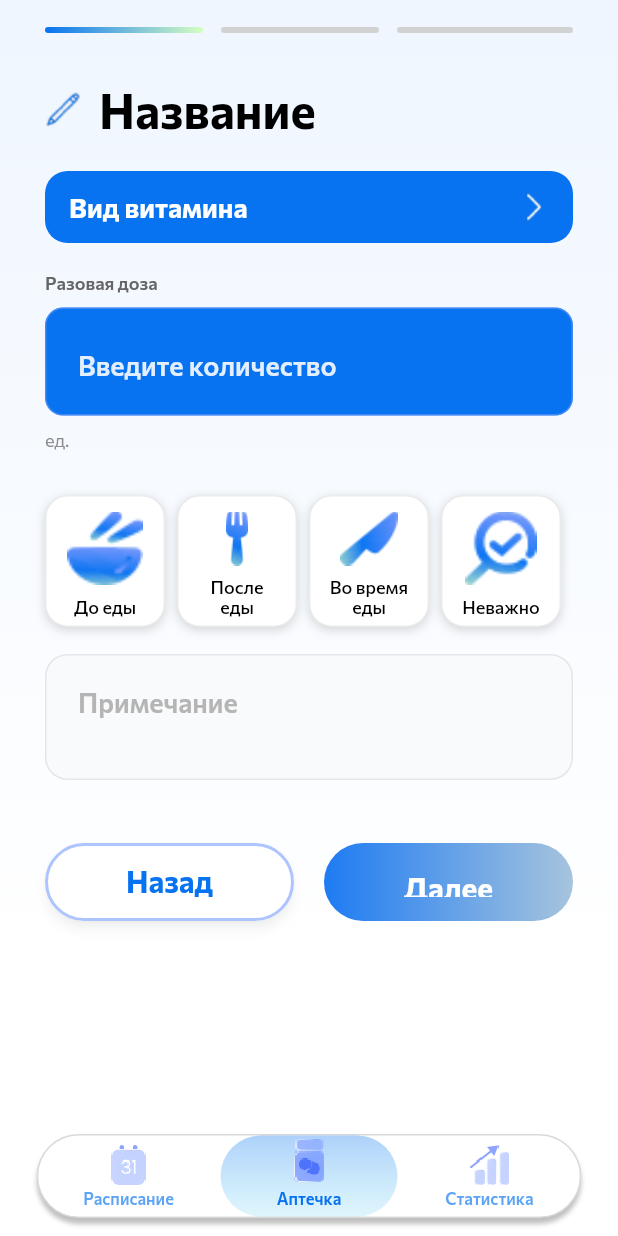
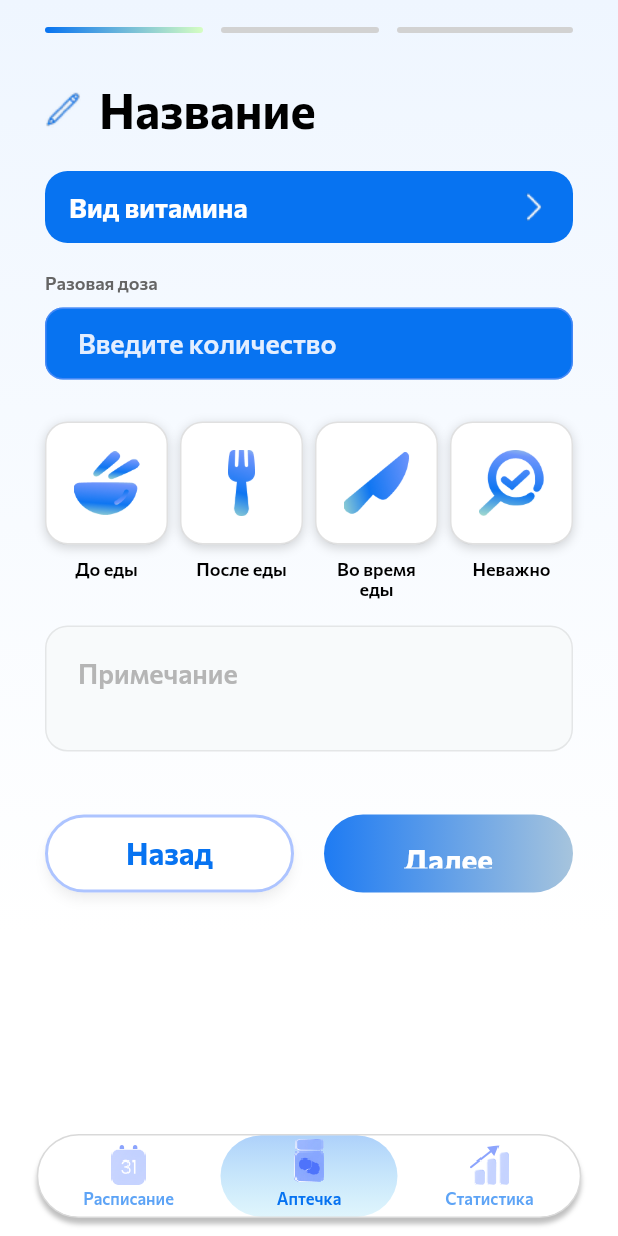
Before and after one commit to Kleshny77/flutter_project, a Flutter app: the screen it shows once a user with an empty profile is signed in, after a tap on "Добавить витамин", on a phone screen of 412 x 824 dp. Run offline on Flutter 3.47's test engine with Material 3 defaults, Android fonts, the phone set to English and light mode, and no system bars; our stand-ins replace cloud_firestore, firebase_auth, firebase_core, flutter_svg, go_router, image_picker and 1 more; accounts and stored records are empty.

Commit message:
Доработать первый шаг добавления витамина

```diff
--- a/lib/features/home/screens/pharmacy_flow_screens.dart
+++ b/lib/features/home/screens/pharmacy_flow_screens.dart
@@ -236,6 +236,12 @@ class _AddVitaminScreenState extends State<AddVitaminScreen> {
 
   @override
   Widget build(BuildContext context) {
+    final doseUnit = PharmacyFlowLogic.doseUnitFor(
+      type: _draft.type,
+      amountText: _doseController.text,
+      defaultUnit: _draft.catalogDefaultUnit,
+    );
+
     return _PharmacyFlowScaffold(
       selectedTab: HomeTab.pharmacy,
       onTabRequested: _handleTabTap,
@@ -289,12 +295,16 @@ class _AddVitaminScreenState extends State<AddVitaminScreen> {
               ),
             ),
             const SizedBox(height: 8),
-            TextField(
+            SizedBox(
+              height: 48,
+              child: TextField(
                 controller: _doseController,
                 keyboardType: TextInputType.number,
+                onChanged: (_) => setState(() {}),
+                textAlignVertical: TextAlignVertical.center,
                 style: const TextStyle(
                   fontFamily: 'Commissioner',
-                fontSize: 24,
+                  fontSize: 18,
                   fontWeight: FontWeight.w700,
                   color: Colors.white,
                 ),
@@ -308,45 +318,44 @@ class _AddVitaminScreenState extends State<AddVitaminScreen> {
                   ),
                   filled: true,
                   fillColor: AppPalette.blueMain,
-                contentPadding:
-                    const EdgeInsets.symmetric(horizontal: 18, vertical: 18),
+                  contentPadding: const EdgeInsets.symmetric(
+                    horizontal: 18,
+                    vertical: 12,
+                  ),
+                  suffixText: doseUnit.isEmpty ? null : doseUnit,
+                  suffixStyle: const TextStyle(
+                    fontFamily: 'Commissioner',
+                    fontSize: 16,
+                    fontWeight: FontWeight.w700,
+                    color: Color(0xFFE3EEFF),
+                  ),
                   border: OutlineInputBorder(
                     borderRadius: BorderRadius.circular(15),
                     borderSide: BorderSide.none,
                   ),
                 ),
               ),
-            const SizedBox(height: 8),
-            Text(
-              PharmacyFlowLogic.doseUnitFor(
-                type: _draft.type,
-                amountText: _doseController.text,
-                defaultUnit: _draft.catalogDefaultUnit,
-              ),
-              style: const TextStyle(
-                fontFamily: 'Commissioner',
-                fontSize: 12,
-                color: Color(0xFF8C8C8C),
-              ),
             ),
             const SizedBox(height: 28),
             Row(
-              children: IntakeMoment.values
-                  .map(
-                    (moment) => Expanded(
-                      child: Padding(
-                        padding: const EdgeInsets.only(right: 8),
+              crossAxisAlignment: CrossAxisAlignment.start,
+              children: [
+                for (var index = 0; index < IntakeMoment.values.length; index++) ...[
+                  Expanded(
                     child: _IntakeMomentCard(
-                          moment: moment,
-                          selected: _draft.intake == moment,
+                      moment: IntakeMoment.values[index],
+                      selected: _draft.intake == IntakeMoment.values[index],
                       onTap: () => setState(() {
-                            _draft = _draft.copyWith(intake: moment);
+                        _draft = _draft.copyWith(
+                          intake: IntakeMoment.values[index],
+                        );
                       }),
                     ),
                   ),
-                    ),
-                  )
-                  .toList(),
+                  if (index != IntakeMoment.values.length - 1)
+                    const SizedBox(width: 8),
+                ],
+              ],
             ),
             const SizedBox(height: 18),
             TextField(
@@ -1356,10 +1365,15 @@ class _IntakeMomentCard extends StatelessWidget {
   Widget build(BuildContext context) {
     return GestureDetector(
       onTap: onTap,
+      behavior: HitTestBehavior.opaque,
+      child: Column(
+        mainAxisSize: MainAxisSize.min,
+        children: [
+          AspectRatio(
+            aspectRatio: 1,
             child: Container(
-        height: 88,
               decoration: BoxDecoration(
-          color: Colors.white,
+                color: selected ? AppPalette.blueMain : Colors.white,
                 borderRadius: BorderRadius.circular(15),
                 boxShadow: const [
                   BoxShadow(
@@ -1369,32 +1383,33 @@ class _IntakeMomentCard extends StatelessWidget {
                   ),
                 ],
                 border: Border.all(
-            color: selected ? AppPalette.blueMain : Colors.black.withValues(alpha: 0.08),
-          ),
-        ),
-        padding: const EdgeInsets.fromLTRB(10, 10, 10, 6),
-        child: Column(
-          children: [
-            Expanded(
+                  color: selected
+                      ? Colors.transparent
+                      : Colors.black.withValues(alpha: 0.12),
+                ),
+              ),
+              padding: const EdgeInsets.all(18),
+              child: Center(
                 child: Image.asset(
                   selected ? moment.selectedIconAsset : moment.iconAsset,
                   fit: BoxFit.contain,
                 ),
               ),
-            const SizedBox(height: 8),
+            ),
+          ),
+          const SizedBox(height: 10),
           Text(
             moment.title,
             style: const TextStyle(
               fontFamily: 'Commissioner',
               fontSize: 12,
-                fontWeight: FontWeight.w500,
+              fontWeight: FontWeight.w600,
               color: Colors.black,
               height: 1.1,
             ),
             textAlign: TextAlign.center,
           ),
         ],
-        ),
       ),
     );
   }
@@ -2210,32 +2225,43 @@ class PharmacyFlowLogic {
     String? defaultUnit,
   }) {
     final amount = int.tryParse(amountText);
+    final normalizedType = type.trim().toLowerCase();
+    if (normalizedType.isEmpty) {
+      return '';
+    }
+    switch (normalizedType) {
+      case 'таблетки':
+      case 'капсулы':
+      case 'жевательные таблетки':
+      case 'ампулы':
+      case 'уколы':
+        return 'шт';
+      case 'порошок':
+        return 'г';
+      case 'жидкость':
+        return 'мл';
+      case 'капли':
+        return _pluralizeRussian(
+          amount,
+          one: 'капля',
+          few: 'капли',
+          many: 'капель',
+          fallback: 'капли',
+        );
+      case 'спрей':
+        return _pluralizeRussian(
+          amount,
+          one: 'нажатие',
+          few: 'нажатия',
+          many: 'нажатий',
+          fallback: 'нажатия',
+        );
+      default:
         if (defaultUnit != null && defaultUnit.trim().isNotEmpty) {
           return defaultUnit.trim();
         }
-    final lowerType = type.trim().toLowerCase();
-    if (lowerType.contains('капсул')) {
-      return amount == 1 ? 'капсула' : 'капсулы';
-    }
-    if (lowerType.contains('таблет')) {
-      return amount == 1 ? 'таблетка' : 'таблетки';
-    }
-    if (lowerType.contains('капл')) {
-      return amount == 1 ? 'капля' : 'капли';
-    }
-    if (lowerType.contains('порош')) {
-      return 'порция';
-    }
-    if (lowerType.contains('ампул')) {
-      return amount == 1 ? 'ампула' : 'ампулы';
-    }
-    if (lowerType.contains('спрей')) {
-      return 'доза';
-    }
-    if (lowerType.contains('укол')) {
-      return amount == 1 ? 'укол' : 'укола';
-    }
-    return 'ед.';
+        return '';
+    }
   }
 
   static String composeDose({
@@ -2243,12 +2269,45 @@ class PharmacyFlowLogic {
     required String amountText,
     String? defaultUnit,
   }) {
+    final normalizedAmount = amountText.trim();
     final unit = doseUnitFor(
       type: type,
-      amountText: amountText,
+      amountText: normalizedAmount,
       defaultUnit: defaultUnit,
     );
-    return '${amountText.trim()} $unit'.trim();
+    if (normalizedAmount.isEmpty) {
+      return '';
+    }
+    if (unit.isEmpty) {
+      return normalizedAmount;
+    }
+    return '$normalizedAmount $unit';
+  }
+
+  static String _pluralizeRussian(
+    int? amount, {
+    required String one,
+    required String few,
+    required String many,
+    required String fallback,
+  }) {
+    if (amount == null) {
+      return fallback;
+    }
+    final mod100 = amount % 100;
+    if (mod100 >= 11 && mod100 <= 14) {
+      return many;
+    }
+    switch (amount % 10) {
+      case 1:
+        return one;
+      case 2:
+      case 3:
+      case 4:
+        return few;
+      default:
+        return many;
+    }
   }
 
   static String formatDateRu(DateTime value) {
```
Also changed, not shown: assets/images/pharmacy/fork_selected.png, assets/images/pharmacy/fork_unselected.png, assets/images/pharmacy/knee_selected.png, assets/images/pharmacy/knee_unselected.png, assets/images/pharmacy/mark_magnifier_selected.png, assets/images/pharmacy/mark_magnifier_unselected.png, assets/images/pharmacy/plate_selected.png, assets/images/pharmacy/plate_unselected.png, 1 other file. Lines whose indentation alone changed are shown as unchanged.
